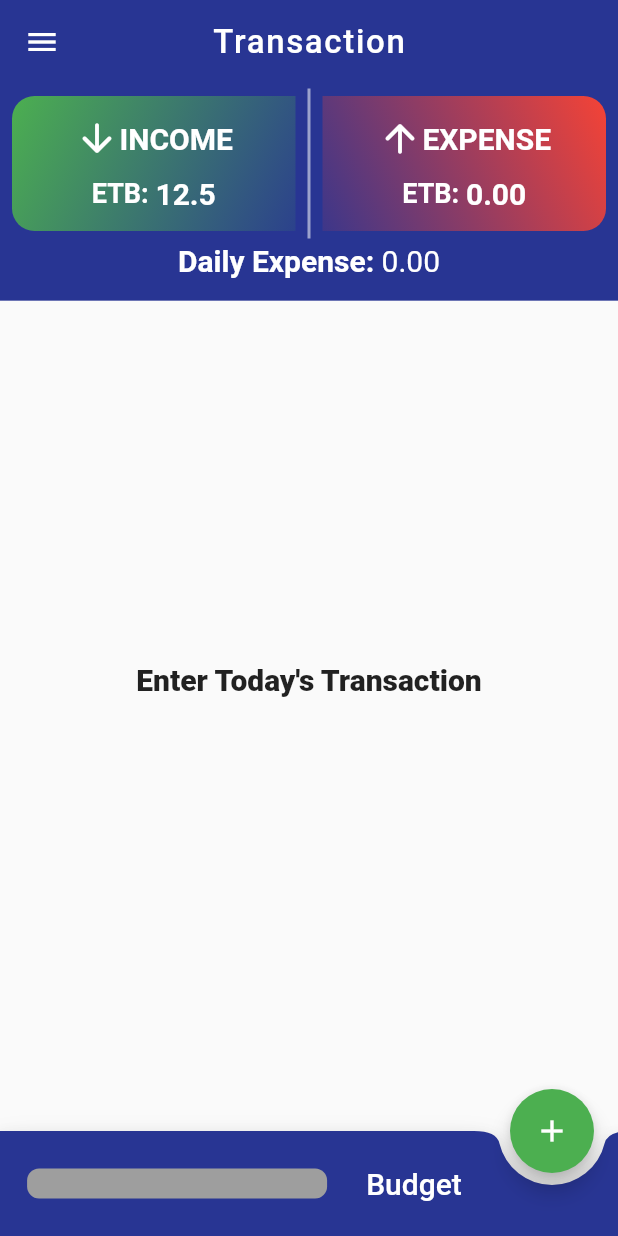
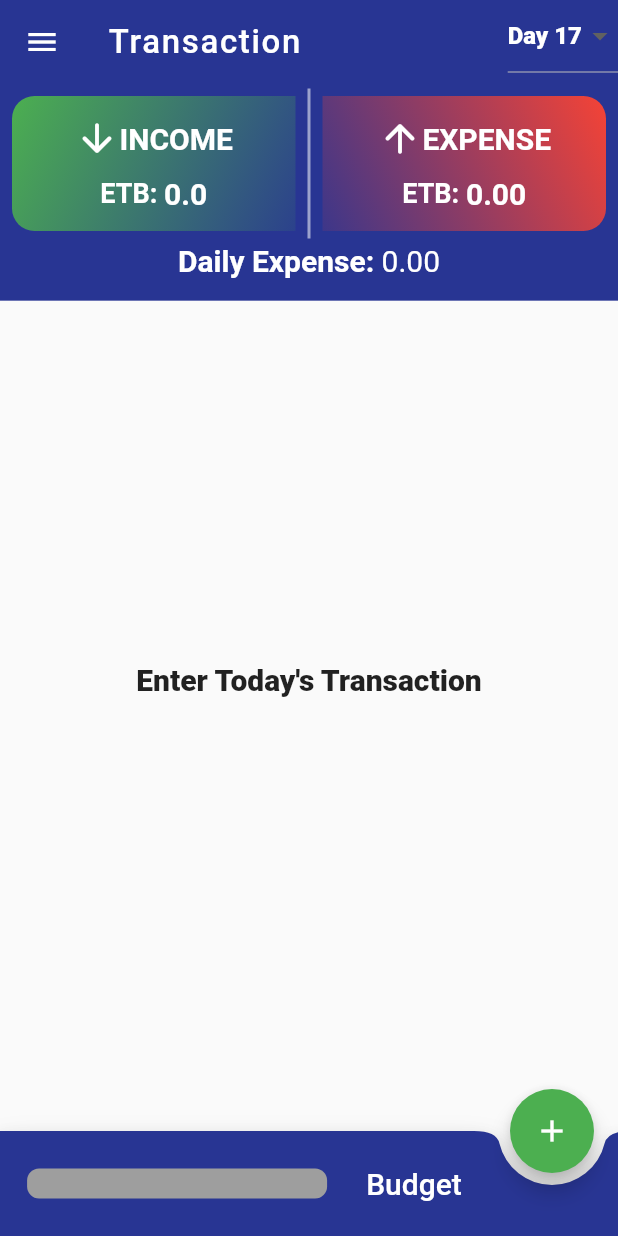
Before and after one commit to TrojanSystem/Expense_App, a Flutter app: the screen it shows after launch, on a phone screen of 412 x 824 dp. Run offline on Flutter 3.47's test engine with Material 2 defaults, Android fonts, the phone set to English and light mode, and no system bars; drawn by our look-alikes of flutter_animation_progress_bar; our stand-ins replace font_awesome_flutter, lite_rolling_switch, sqflite; accounts and stored records are empty.

Commit message:
I add some functionality, Some linear progress indicator to track month progress according to the Budget. I remove some bugs feel free to find and adjust it. I just Linear progress indicator color depending on the value to give some warning about the budget set. I adjust the code for Daily Expense now it add only today's value where as Expense tells Total daily expense upto date. I Adjust Displaying List Depends on the current day also you can go back to the previous one and display what has been recorded.

```diff
--- a/lib/constants.dart
+++ b/lib/constants.dart
@@ -8,6 +8,10 @@ const kkExpense = TextStyle(
   color: Colors.white,
   letterSpacing: 1.2,
   fontSize: 25,
+  fontWeight: FontWeight.w900,
+);
+const kkDropDown = TextStyle(
+  color: Colors.white,
   fontWeight: FontWeight.w900,
 );
 final kkButton = Container(
--- a/lib/item/account_item.dart
+++ b/lib/item/account_item.dart
@@ -4,15 +4,21 @@ import 'package:provider/provider.dart';
 import 'expense.dart';
 import 'income.dart';
 
-class Account extends StatelessWidget {
-  const Account({Key key}) : super(key: key);
+class Account extends StatefulWidget {
+  int selectedDayExpenses = 1;
+   Account({this.selectedDayExpenses});
 
+  @override
+  State<Account> createState() => _AccountState();
+}
+
+class _AccountState extends State<Account> {
   @override
   Widget build(BuildContext context) {
     final result = Provider.of<TransactionData>(context).expenseList;
     var zz = result
         .where(
-            (element) => DateTime.parse(element.date).day == DateTime.now().day)
+            (element) => DateTime.parse(element.date).day == widget.selectedDayExpenses)
         .toList();
 
     var totalExpenses = result.map((e) => e.price).toList();
--- a/lib/item/drawer_item.dart
+++ b/lib/item/drawer_item.dart
@@ -6,7 +6,8 @@ import '../constants.dart';
 import '../month_expense/month_expense_categories.dart';
 
 class DrawerItem extends StatelessWidget {
-  const DrawerItem({Key key}) : super(key: key);
+  final int selectedDayExpenses;
+   DrawerItem({this.selectedDayExpenses});
 
   @override
   Widget build(BuildContext context) {
@@ -37,7 +38,7 @@ class DrawerItem extends StatelessWidget {
                       onPressed: () {
                         Navigator.of(context).push(
                           MaterialPageRoute(
-                            builder: (ctx) => const ExpenseCategories(),
+                            builder: (ctx) => ExpenseCategories(passedIntExpense: selectedDayExpenses),
                           ),
                         );
                       },
--- a/lib/item/expense_categories_item.dart
+++ b/lib/item/expense_categories_item.dart
@@ -6,20 +6,21 @@ import 'package:provider/provider.dart';
 import '../model/transaction_data.dart';
 
 class ExpenseCategoriesItem extends StatelessWidget {
+  final int recievedIntExpenses;
   final List listOfExpense;
   final TransactionModel expense;
   double totalPrice;
   final int index;
 
   ExpenseCategoriesItem(
-      {this.listOfExpense, this.index, this.expense, this.totalPrice});
+      {this.listOfExpense, this.index, this.expense, this.totalPrice,this.recievedIntExpenses});
 
   @override
   Widget build(BuildContext context) {
     final result =Provider.of<TransactionData>(context).expenseList;
     var newDateList = result
         .where((element) =>
-    DateTime.parse(element.date).day == DateTime.now().day)
+    DateTime.parse(element.date).day == recievedIntExpenses)
         .toList();
 
     var zzzz =newDateList.map((e) => e.price).toList();
--- a/lib/item/income.dart
+++ b/lib/item/income.dart
@@ -43,7 +43,7 @@ class Income extends StatelessWidget {
                   ),
                 ),
                 Text(
-                  '12.5',
+                  '0.0',
                   style: TextStyle(
                     color: Colors.white,
                     fontSize: 20,
--- a/lib/main.dart
+++ b/lib/main.dart
@@ -1,7 +1,6 @@
 import 'package:example/screen/home_page_screen.dart';
 import 'package:flutter/material.dart';
 import 'package:provider/provider.dart';
-
 import 'model/monthly_budget_data.dart';
 import 'model/transaction_data.dart';
 
--- a/lib/model/transaction_data.dart
+++ b/lib/model/transaction_data.dart
@@ -87,4 +87,133 @@ class TransactionData extends ChangeNotifier {
       return percentage.floor();
     }
   }
+  List daysOfMonth = [
+    {
+      'mon': 'Day 1',
+      'day': 1,
+    },
+    {
+      'mon': 'Day 2',
+      'day':2 ,
+    },
+    {
+      'mon': 'Day 3',
+      'day': 3,
+    },
+    {
+      'mon': 'Day 4',
+      'day':4,
+    },
+    {
+      'mon': 'Day 5',
+      'day': 5,
+    },
+    {
+      'mon': 'Day 6',
+      'day': 6,
+    },
+    {
+      'mon': 'Day 7',
+      'day':7,
+    },
+    {
+      'mon': 'Day 8',
+      'day': 8,
+    },
+    {
+      'mon': 'Day 9',
+      'day':9,
+    },
+    {
+      'mon': 'Day 10',
+      'day': 10,
+    },
+    {
+      'mon': 'Day 11',
+      'day': 11,
+    },
+    {
+      'mon': 'Day 12',
+      'day': 12,
+    },
+    {
+      'mon': 'Day 13',
+      'day':13,
+    },
+    {
+      'mon': 'Day 14',
+      'day': 14,
+    },
+    {
+      'mon': 'Day 15',
+      'day':15,
+    },
+    {
+      'mon': 'Day 16',
+      'day': 16,
+    },
+    {
+      'mon': 'Day 17',
+      'day':17,
+    },
+    {
+      'mon': 'Day 18',
+      'day': 18,
+    },
+    {
+      'mon': 'Day 19',
+      'day': 19,
+    },
+    {
+      'mon': 'Day 20',
+      'day':20,
+    },
+    {
+      'mon': 'Day 21',
+      'day': 21,
+    },
+    {
+      'mon': 'Day 22',
+      'day': 22,
+    },
+    {
+      'mon': 'Day 23',
+      'day': 23,
+    },
+    {
+      'mon': 'Day 24',
+      'day':24,
+    },
+    {
+      'mon': 'Day 25',
+      'day': 25,
+    },
+    {
+      'mon': 'Day 26',
+      'day': 26,
+    },
+    {
+      'mon': 'Day 27',
+      'day':27,
+    },
+    {
+      'mon': 'Day 28',
+      'day':28,
+    },
+    {
+      'mon': 'Day 29',
+      'day':29,
+    },
+    {
+      'mon': 'Day 30',
+      'day':30,
+    },
+
+    {
+      'mon': 'Day 31',
+      'day': 31,
+    },
+  ];
+
+
 }
--- a/lib/screen/expense_categories.dart
+++ b/lib/screen/expense_categories.dart
@@ -4,14 +4,15 @@ import 'package:flutter/material.dart';
 import 'package:provider/provider.dart';
 
 class ExpenseCategories extends StatelessWidget {
-  const ExpenseCategories({Key key}) : super(key: key);
+  final int passedIntExpense;
+   ExpenseCategories({this.passedIntExpense});
 
   @override
   Widget build(BuildContext context) {
     final result =Provider.of<TransactionData>(context).expenseList;
     var newDateList = result
         .where((element) =>
-    DateTime.parse(element.date).day == DateTime.now().day)
+    DateTime.parse(element.date).day == passedIntExpense)
         .toList();
     var y = newDateList.map((e) => e.name).toSet().toList();
     return Scaffold(
@@ -37,6 +38,7 @@ class ExpenseCategories extends StatelessWidget {
             itemBuilder: (context, indexs) {
 
               return ExpenseCategoriesItem(
+                recievedIntExpenses:passedIntExpense,
                 listOfExpense: file.expenseList,
                 expense: file.expenseList[indexs],
                 totalPrice : totPrice,
--- a/lib/screen/home_page_screen.dart
+++ b/lib/screen/home_page_screen.dart
@@ -19,8 +19,16 @@ class MyHomePage extends StatefulWidget {
 }
 
 class _MyHomePageState extends State<MyHomePage> {
+  int selectedDayOfMonth = DateTime.now().day;
+
   @override
   Widget build(BuildContext context) {
+    final daysInAMonth = Provider.of<TransactionData>(context).daysOfMonth;
+    final daysFilterList = Provider.of<TransactionData>(context).expenseList;
+    var todayFilteredList = daysFilterList
+        .where(
+            (element) => DateTime.parse(element.date).day == selectedDayOfMonth)
+        .toList();
     final result = Provider.of<TransactionData>(context).expenseList;
     var z = result.map((e) => e.price).toList();
     var sum = 0.0;
@@ -46,11 +54,33 @@ class _MyHomePageState extends State<MyHomePage> {
             fontSize: 22,
           ),
         ),
-        centerTitle: true,
         backgroundColor: const Color.fromRGBO(40, 53, 147, 1),
         elevation: 0,
+        actions: [
+          DropdownButton(
+            dropdownColor: Colors.grey[850],
+            menuMaxHeight: 200,
+            value: selectedDayOfMonth,
+            items: daysInAMonth
+                .map(
+                  (e) => DropdownMenuItem(
+                    child: Text(
+                      e['mon'],
+                      style: kkDropDown,
+                    ),
+                    value: e['day'],
+                  ),
+                )
+                .toList(),
+            onChanged: (value) {
+              setState(() {
+                selectedDayOfMonth = value;
+              });
+            },
+          ),
+        ],
       ),
-      drawer: const DrawerItem(),
+      drawer:  DrawerItem(selectedDayExpenses: selectedDayOfMonth),
       body: ListView(
         children: [
           SizedBox(
@@ -63,7 +93,7 @@ class _MyHomePageState extends State<MyHomePage> {
                   flex: 2,
                   child: Container(
                     color: const Color.fromRGBO(40, 53, 147, 1),
-                    child: const Account(),
+                    child:  Account(selectedDayExpenses: selectedDayOfMonth),
                   ),
                 ),
                 Expanded(
@@ -77,15 +107,13 @@ class _MyHomePageState extends State<MyHomePage> {
                             ),
                           )
                         : ListView.builder(
-                            itemCount: data.expenseList.length,
+                            itemCount: todayFilteredList.length,
                             itemBuilder: (context, index) {
-                              return
-                                  TransactionTileIncome(
-                                      index: index,
-                                      expense: data.expenseList[index],
-                                      listOfExpenses: data.expenseList,
-                                    );
-
+                              return TransactionTileIncome(
+                                index: index,
+                                expense: todayFilteredList[index],
+                                listOfExpenses: data.expenseList,
+                              );
                             },
                           ),
                     // : ListView.builder(
```
